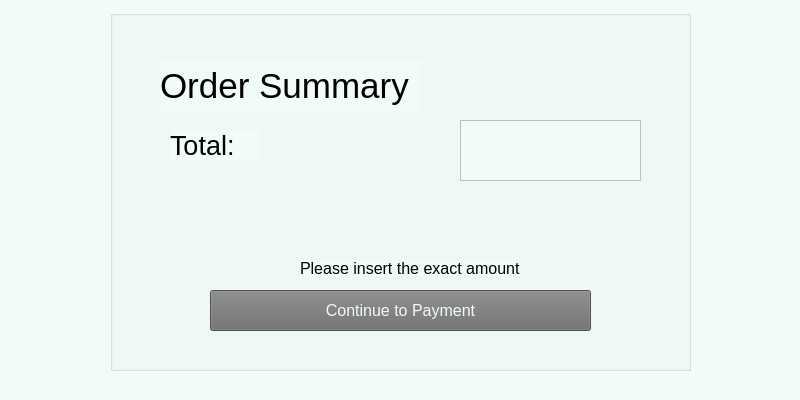
Above: UI folder/thesisUIformUnpaidOrPaid.ui from Dann-Joseph123/grainMate before the change. Below: the same form after it.
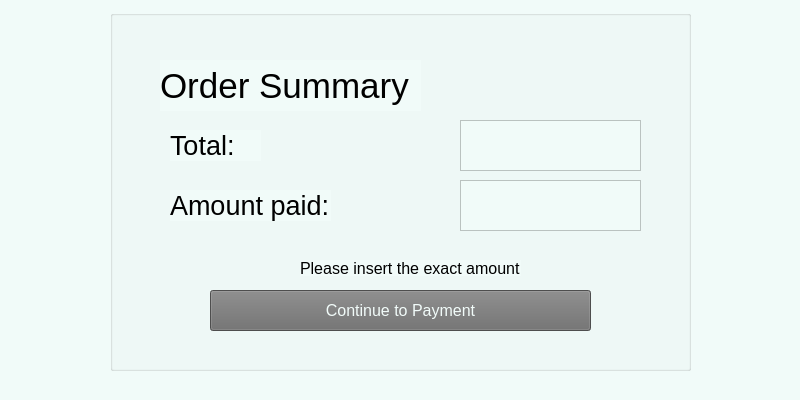
That is the form after the change. Icons and pictures are not drawn.

What changed in the file:
```diff
--- a/UI folder/thesisUIformUnpaidOrPaid.ui
+++ b/UI folder/thesisUIformUnpaidOrPaid.ui
@@ -85,7 +85,7 @@
       <x>350</x>
       <y>110</y>
       <width>181</width>
-      <height>61</height>
+      <height>51</height>
      </rect>
     </property>
     <property name="font">
@@ -169,6 +169,45 @@
      <bool>true</bool>
     </property>
    </widget>
+   <widget class="QLabel" name="totalLabel_2">
+    <property name="geometry">
+     <rect>
+      <x>60</x>
+      <y>180</y>
+      <width>161</width>
+      <height>31</height>
+     </rect>
+    </property>
+    <property name="font">
+     <font>
+      <pointsize>20</pointsize>
+     </font>
+    </property>
+    <property name="text">
+     <string>Amount paid:</string>
+    </property>
+   </widget>
+   <widget class="QTextEdit" name="textEdit_2">
+    <property name="enabled">
+     <bool>true</bool>
+    </property>
+    <property name="geometry">
+     <rect>
+      <x>350</x>
+      <y>170</y>
+      <width>181</width>
+      <height>51</height>
+     </rect>
+    </property>
+    <property name="font">
+     <font>
+      <pointsize>22</pointsize>
+     </font>
+    </property>
+    <property name="readOnly">
+     <bool>true</bool>
+    </property>
+   </widget>
   </widget>
  </widget>
  <resources/>
```
